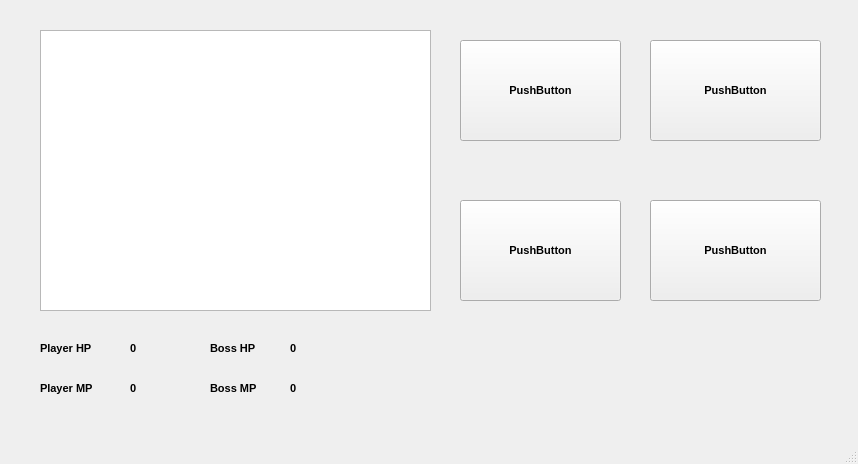
The window that view3.ui (mmelton101/Project-2) describes before a commit, drawn with Qt 5.
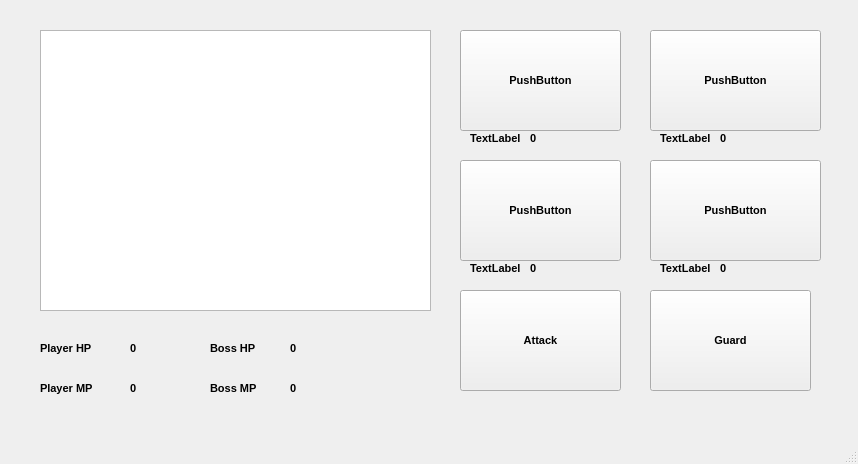
The same window after the commit.

Patch:
```diff
--- a/view3.ui
+++ b/view3.ui
@@ -48,7 +48,7 @@
     <property name="geometry">
      <rect>
       <x>460</x>
-      <y>40</y>
+      <y>30</y>
       <width>161</width>
       <height>101</height>
      </rect>
@@ -61,7 +61,7 @@
     <property name="geometry">
      <rect>
       <x>650</x>
-      <y>40</y>
+      <y>30</y>
       <width>171</width>
       <height>101</height>
      </rect>
@@ -74,7 +74,7 @@
     <property name="geometry">
      <rect>
       <x>460</x>
-      <y>200</y>
+      <y>160</y>
       <width>161</width>
       <height>101</height>
      </rect>
@@ -87,7 +87,7 @@
     <property name="geometry">
      <rect>
       <x>650</x>
-      <y>200</y>
+      <y>160</y>
       <width>171</width>
       <height>101</height>
      </rect>
@@ -200,6 +200,136 @@
      <string>0</string>
     </property>
    </widget>
+   <widget class="QPushButton" name="button_move5">
+    <property name="geometry">
+     <rect>
+      <x>460</x>
+      <y>290</y>
+      <width>161</width>
+      <height>101</height>
+     </rect>
+    </property>
+    <property name="text">
+     <string>Attack</string>
+    </property>
+   </widget>
+   <widget class="QPushButton" name="button_move6">
+    <property name="geometry">
+     <rect>
+      <x>650</x>
+      <y>290</y>
+      <width>161</width>
+      <height>101</height>
+     </rect>
+    </property>
+    <property name="text">
+     <string>Guard</string>
+    </property>
+   </widget>
+   <widget class="QLabel" name="label_move1">
+    <property name="geometry">
+     <rect>
+      <x>470</x>
+      <y>130</y>
+      <width>55</width>
+      <height>16</height>
+     </rect>
+    </property>
+    <property name="text">
+     <string>TextLabel</string>
+    </property>
+   </widget>
+   <widget class="QLabel" name="label_move1cost">
+    <property name="geometry">
+     <rect>
+      <x>530</x>
+      <y>130</y>
+      <width>55</width>
+      <height>16</height>
+     </rect>
+    </property>
+    <property name="text">
+     <string>0</string>
+    </property>
+   </widget>
+   <widget class="QLabel" name="label_move2">
+    <property name="geometry">
+     <rect>
+      <x>660</x>
+      <y>130</y>
+      <width>55</width>
+      <height>16</height>
+     </rect>
+    </property>
+    <property name="text">
+     <string>TextLabel</string>
+    </property>
+   </widget>
+   <widget class="QLabel" name="label_move2cost">
+    <property name="geometry">
+     <rect>
+      <x>720</x>
+      <y>130</y>
+      <width>55</width>
+      <height>16</height>
+     </rect>
+    </property>
+    <property name="text">
+     <string>0</string>
+    </property>
+   </widget>
+   <widget class="QLabel" name="label_move3">
+    <property name="geometry">
+     <rect>
+      <x>470</x>
+      <y>260</y>
+      <width>55</width>
+      <height>16</height>
+     </rect>
+    </property>
+    <property name="text">
+     <string>TextLabel</string>
+    </property>
+   </widget>
+   <widget class="QLabel" name="label_move3cost">
+    <property name="geometry">
+     <rect>
+      <x>530</x>
+      <y>260</y>
+      <width>55</width>
+      <height>16</height>
+     </rect>
+    </property>
+    <property name="text">
+     <string>0</string>
+    </property>
+   </widget>
+   <widget class="QLabel" name="label_move4">
+    <property name="geometry">
+     <rect>
+      <x>660</x>
+      <y>260</y>
+      <width>55</width>
+      <height>16</height>
+     </rect>
+    </property>
+    <property name="text">
+     <string>TextLabel</string>
+    </property>
+   </widget>
+   <widget class="QLabel" name="label_move4cost">
+    <property name="geometry">
+     <rect>
+      <x>720</x>
+      <y>260</y>
+      <width>55</width>
+      <height>16</height>
+     </rect>
+    </property>
+    <property name="text">
+     <string>0</string>
+    </property>
+   </widget>
   </widget>
   <widget class="QMenuBar" name="menubar">
    <property name="geometry">
```
Left out of the diff: 2 changed lines with no effect on the pictures.
